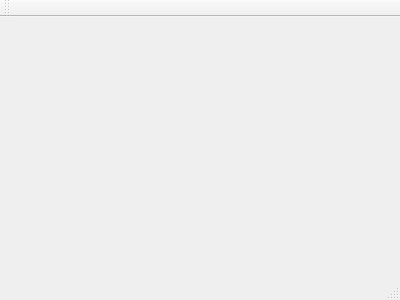
First picture: the form in cabinaFotosQt/mainwindow.ui, repository mrengelspb/cabinaFotos, before the edit.
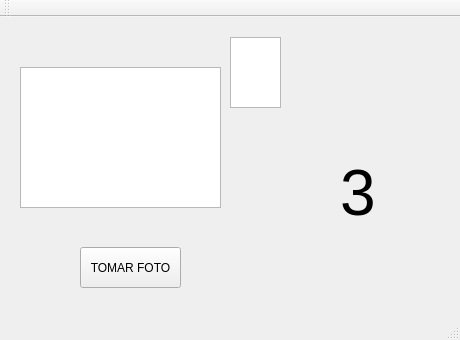
Second picture: the form after the edit. Icons and pictures are not drawn.

```diff
--- a/cabinaFotosQt/mainwindow.ui
+++ b/cabinaFotosQt/mainwindow.ui
@@ -1,24 +1,118 @@
 <ui version="4.0">
  <class>MainWindow</class>
- <widget class="QMainWindow" name="MainWindow" >
-  <property name="geometry" >
+ <widget class="QMainWindow" name="MainWindow">
+  <property name="geometry">
    <rect>
     <x>0</x>
     <y>0</y>
-    <width>400</width>
-    <height>300</height>
+    <width>460</width>
+    <height>340</height>
    </rect>
   </property>
   <property name="windowTitle" >
    <string>MainWindow</string>
   </property>
-  <widget class="QMenuBar" name="menuBar" />
-  <widget class="QToolBar" name="mainToolBar" />
-  <widget class="QWidget" name="centralWidget" />
-  <widget class="QStatusBar" name="statusBar" />
+  <widget class="QWidget" name="centralWidget">
+   <widget class="QPushButton" name="pushButton">
+    <property name="geometry">
+     <rect>
+      <x>80</x>
+      <y>230</y>
+      <width>101</width>
+      <height>41</height>
+     </rect>
+    </property>
+    <property name="text">
+     <string>TOMAR FOTO</string>
+    </property>
+   </widget>
+   <widget class="QGraphicsView" name="graphicsView">
+    <property name="geometry">
+     <rect>
+      <x>230</x>
+      <y>20</y>
+      <width>51</width>
+      <height>71</height>
+     </rect>
+    </property>
+   </widget>
+   <widget class="QGraphicsView" name="graphicsView_2">
+    <property name="geometry">
+     <rect>
+      <x>20</x>
+      <y>50</y>
+      <width>201</width>
+      <height>141</height>
+     </rect>
+    </property>
+   </widget>
+   <widget class="QLabel" name="label">
+    <property name="geometry">
+     <rect>
+      <x>300</x>
+      <y>10</y>
+      <width>61</width>
+      <height>71</height>
+     </rect>
+    </property>
+    <property name="text">
+     <string/>
+    </property>
+    <property name="pixmap">
+     <pixmap resource="res.qrc">:/imagenes/N1.jpg</pixmap>
+    </property>
+    <property name="scaledContents">
+     <bool>true</bool>
+    </property>
+   </widget>
+   <widget class="QLabel" name="label_2">
+    <property name="geometry">
+     <rect>
+      <x>340</x>
+      <y>140</y>
+      <width>51</width>
+      <height>71</height>
+     </rect>
+    </property>
+    <property name="font">
+     <font>
+      <pointsize>48</pointsize>
+     </font>
+    </property>
+    <property name="lineWidth">
+     <number>-2</number>
+    </property>
+    <property name="text">
+     <string>3</string>
+    </property>
+    <property name="scaledContents">
+     <bool>false</bool>
+    </property>
+   </widget>
+  </widget>
+  <widget class="QMenuBar" name="menuBar">
+   <property name="geometry">
+    <rect>
+     <x>0</x>
+     <y>0</y>
+     <width>460</width>
+     <height>21</height>
+    </rect>
+   </property>
+  </widget>
+  <widget class="QToolBar" name="mainToolBar">
+   <attribute name="toolBarArea">
+    <enum>TopToolBarArea</enum>
+   </attribute>
+   <attribute name="toolBarBreak">
+    <bool>false</bool>
+   </attribute>
+  </widget>
+  <widget class="QStatusBar" name="statusBar"/>
  </widget>
- <layoutDefault spacing="6" margin="11" />
- <pixmapfunction></pixmapfunction>
- <resources/>
+ <layoutdefault spacing="6" margin="11"/>
+ <resources>
+  <include location="res.qrc"/>
+ </resources>
  <connections/>
 </ui>
```
Left out of the diff: 5 changed lines with no effect on the pictures.
